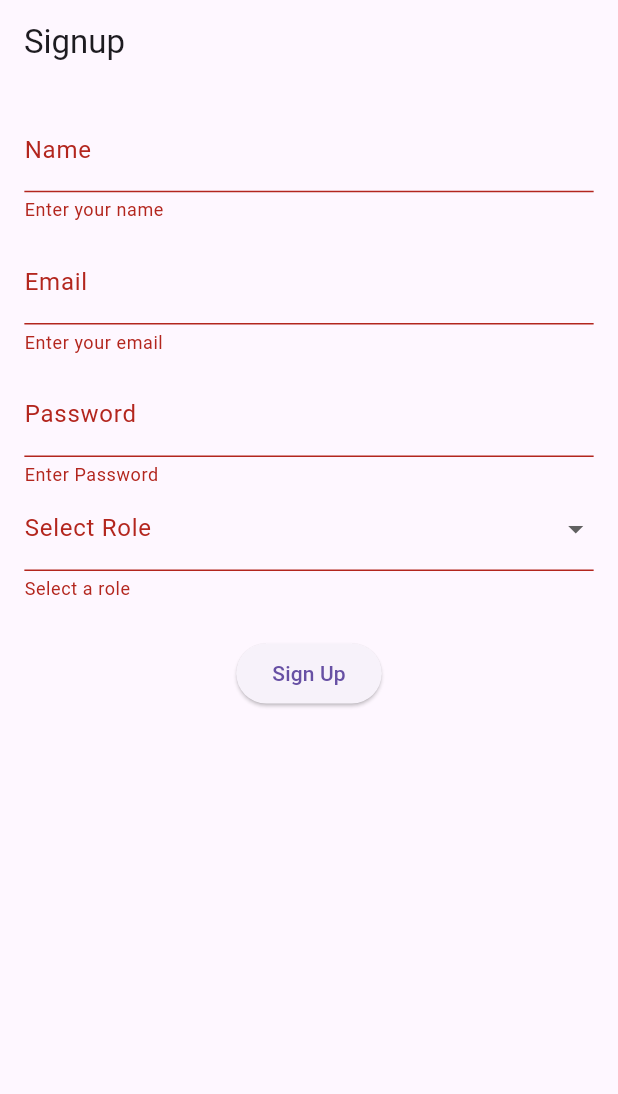
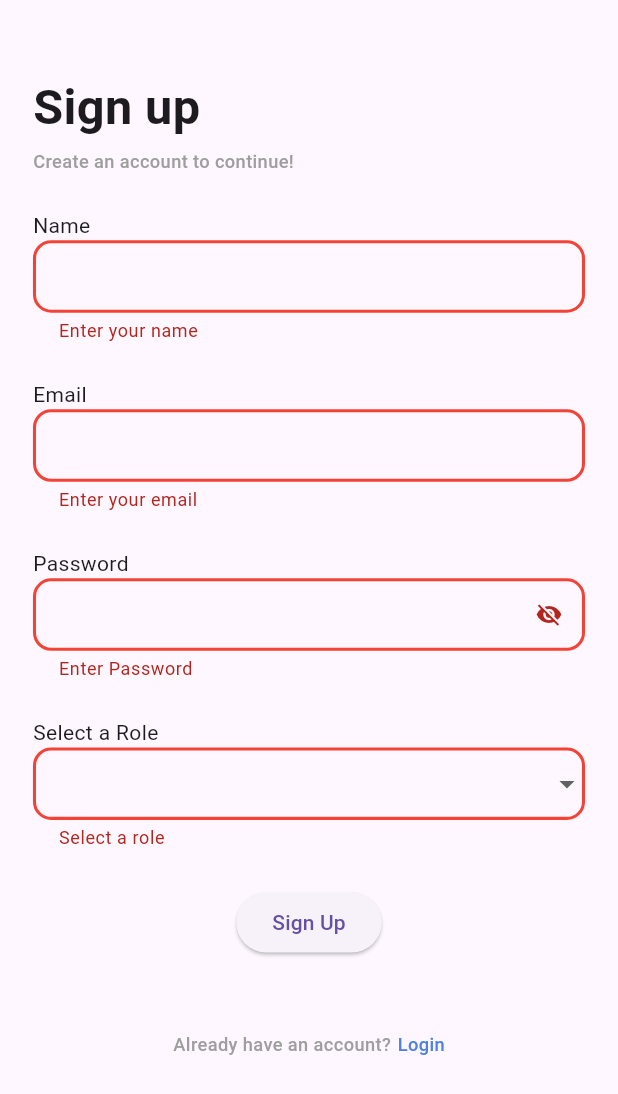
Before and after one commit to mohamed-yaseen13/souq, a Flutter app: the screen it shows after launch, after a tap on "Sign Up", on a phone screen of 412 x 824 dp. Shown: the top 1094 px of the screen. Run offline on Flutter 3.47's test engine with Material 3 defaults, Android fonts, the phone set to English and light mode, and no system bars; our stand-ins replace cloud_firestore, firebase_auth, firebase_core, flutter_bloc, flutter_screenutil, freezed_annotation and 1 more; accounts and stored records are empty.

Commit message:
Refactor Signup Screen UI

```diff
--- /dev/null
+++ b/lib/core/constants/app_constants.dart
@@ -0,0 +1,3 @@
+class AppConstants {
+  static const List<String> roles = ['customer', 'delivery man', 'seller'];
+}
--- /dev/null
+++ b/lib/core/widgets/app_text_form_field.dart
@@ -0,0 +1,63 @@
+import 'package:flutter/material.dart';
+import 'package:flutter_screenutil/flutter_screenutil.dart';
+
+class AppTextFormField extends StatelessWidget {
+  final TextEditingController controller;
+  final String label;
+  final Function(String?) validator;
+  final bool isObscureText;
+  final Widget? suffixIcon;
+  final TextInputType? textInputType;
+
+  const AppTextFormField({
+    super.key,
+    required this.controller,
+    required this.label,
+    required this.validator,
+    this.isObscureText = false,
+    this.suffixIcon,
+    this.textInputType,
+  });
+
+  @override
+  Widget build(BuildContext context) {
+    return Column(
+      crossAxisAlignment: CrossAxisAlignment.start,
+      children: [
+        Text(label),
+        TextFormField(
+          keyboardType: textInputType,
+          obscureText: isObscureText,
+          controller: controller,
+          decoration: InputDecoration(
+            isDense: true,
+            contentPadding: EdgeInsets.symmetric(
+              horizontal: 12.w,
+              vertical: 12.h,
+            ),
+            enabledBorder: OutlineInputBorder(
+              borderSide: BorderSide(color: Color(0xFFEDF1F3), width: 2.sp),
+              borderRadius: BorderRadius.circular(12.sp),
+            ),
+            focusedBorder: OutlineInputBorder(
+              borderSide: BorderSide(color: Color(0xFFEDF1F3), width: 2.sp),
+              borderRadius: BorderRadius.circular(12.sp),
+            ),
+            errorBorder: OutlineInputBorder(
+              borderSide: BorderSide(color: Colors.red, width: 2.sp),
+              borderRadius: BorderRadius.circular(12.sp),
+            ),
+            focusedErrorBorder: OutlineInputBorder(
+              borderSide: BorderSide(color: Colors.red, width: 2.sp),
+              borderRadius: BorderRadius.circular(12.sp),
+            ),
+            suffixIcon: suffixIcon,
+          ),
+          validator: (value) {
+            return validator(value);
+          },
+        ),
+      ],
+    );
+  }
+}
--- a/lib/features/signup/ui/signup_screen.dart
+++ b/lib/features/signup/ui/signup_screen.dart
@@ -4,34 +4,40 @@ import 'package:flutter_screenutil/flutter_screenutil.dart';
 import 'package:souq/core/helpers/extensions.dart';
 import 'package:souq/core/helpers/spacing.dart';
 import 'package:souq/core/routing/app_routes.dart';
-import 'package:souq/features/signup/data/signup_request_model.dart';
 import 'package:souq/features/signup/logic/cubit/signup_cubit.dart';
 import 'package:souq/features/signup/logic/cubit/signup_state.dart';
+import 'package:souq/features/signup/ui/widgets/signup_form.dart';
 
-class SignupScreen extends StatefulWidget {
+class SignupScreen extends StatelessWidget {
   const SignupScreen({super.key});
-
-  @override
-  State<SignupScreen> createState() => _SignupScreenState();
-}
-
-class _SignupScreenState extends State<SignupScreen> {
-  final _formKey = GlobalKey<FormState>();
-
-  final _nameController = TextEditingController();
-  final _emailController = TextEditingController();
-  final _passwordController = TextEditingController();
-  String? _selectedRole;
-
-  final List<String> roles = ['customer', 'delivery man', 'seller'];
 
   @override
   Widget build(BuildContext context) {
     return Scaffold(
-      appBar: AppBar(title: const Text('Signup')),
-      body: Padding(
-        padding: EdgeInsets.all(16.sp),
-        child: BlocConsumer<SignupCubit, SignupState>(
+      body: SafeArea(
+        child: SingleChildScrollView(
+          child: Padding(
+            padding: EdgeInsets.symmetric(vertical: 48.h, horizontal: 20.w),
+            child: Column(
+              crossAxisAlignment: CrossAxisAlignment.start,
+              children: [
+                Text(
+                  'Sign up',
+                  style: TextStyle(
+                    fontSize: 32.sp,
+                    fontWeight: FontWeight.bold,
+                  ),
+                ),
+                verticalSpace(4),
+                Text(
+                  'Create an account to continue!',
+                  style: TextStyle(
+                    fontSize: 12.sp,
+                    fontWeight: FontWeight.w500,
+                    color: Colors.grey,
+                  ),
+                ),
+                BlocConsumer<SignupCubit, SignupState>(
                   listener: (context, state) {
                     if (state is SignupSuccess) {
                       context.pushReplacementNamed(AppRoutes.home);
@@ -42,80 +48,40 @@ class _SignupScreenState extends State<SignupScreen> {
                     }
                   },
                   builder: (context, state) {
-            return SingleChildScrollView(
-              child: Form(
-                key: _formKey,
-                child: Column(
+                    return SignupForm(signupState: state);
+                  },
+                ),
+                verticalSpace(48),
+                Row(
+                  mainAxisAlignment: MainAxisAlignment.center,
                   children: [
-                    TextFormField(
-                      controller: _nameController,
-                      decoration: const InputDecoration(labelText: 'Name'),
-                      validator: (value) =>
-                          value!.isEmpty ? 'Enter your name' : null,
+                    Text(
+                      'Already have an account?',
+                      style: TextStyle(
+                        fontSize: 12.sp,
+                        fontWeight: FontWeight.w500,
+                        color: Colors.grey,
                       ),
-                    verticalSpace(12),
-                    TextFormField(
-                      controller: _emailController,
-                      decoration: const InputDecoration(labelText: 'Email'),
-                      keyboardType: TextInputType.emailAddress,
-                      validator: (value) =>
-                          value!.isEmpty ? 'Enter your email' : null,
                     ),
-                    verticalSpace(12),
-                    TextFormField(
-                      controller: _passwordController,
-                      decoration: const InputDecoration(labelText: 'Password'),
-                      keyboardType: TextInputType.visiblePassword,
-                      validator: (value) =>
-                          value!.isEmpty ? 'Enter Password' : null,
+                    horizontalSpace(4),
+                    InkWell(
+                      onTap: () {},
+                      child: Text(
+                        'Login',
+                        style: TextStyle(
+                          fontSize: 12.sp,
+                          fontWeight: FontWeight.w500,
+                          color: Color(0xFF4D81E7),
                         ),
-                    DropdownButtonFormField<String>(
-                      value: _selectedRole,
-                      decoration: const InputDecoration(
-                        labelText: 'Select Role',
                       ),
-                      items: roles.map((role) {
-                        return DropdownMenuItem(value: role, child: Text(role));
-                      }).toList(),
-                      onChanged: (value) =>
-                          setState(() => _selectedRole = value),
-                      validator: (value) =>
-                          value == null ? 'Select a role' : null,
                     ),
-                    verticalSpace(24),
-                    state is SignupLoading
-                        ? const CircularProgressIndicator()
-                        : ElevatedButton(
-                            onPressed: () {
-                              if (_formKey.currentState!.validate()) {
-                                final request = SignupRequestModel(
-                                  name: _nameController.text,
-                                  email: _emailController.text,
-                                  password: _passwordController.text,
-                                  role: _selectedRole!,
-                                );
-                                context.read<SignupCubit>().signupWithEmail(
-                                  request,
-                                );
-                              }
-                            },
-                            child: const Text('Sign Up'),
+                  ],
                 ),
               ],
             ),
           ),
-            );
-          },
         ),
       ),
     );
   }
-
-  @override
-  void dispose() {
-    _nameController.dispose();
-    _emailController.dispose();
-    _passwordController.dispose();
-    super.dispose();
 }
-}
--- /dev/null
+++ b/lib/features/signup/ui/widgets/email_text_form_field.dart
@@ -0,0 +1,27 @@
+import 'package:flutter/material.dart';
+import 'package:souq/core/widgets/app_text_form_field.dart';
+
+class EmailTextFormField extends StatelessWidget {
+  final TextEditingController emailController;
+
+  const EmailTextFormField({super.key, required this.emailController});
+
+  @override
+  Widget build(BuildContext context) {
+    return AppTextFormField(
+      textInputType: TextInputType.emailAddress,
+      controller: emailController,
+      label: 'Email',
+      validator: (value) {
+        if (value == null || value.isEmpty) {
+          return 'Enter your email';
+        }
+        final emailRegex = RegExp(r'^[\w-\.]+@([\w-]+\.)+[\w-]{2,4}$');
+        if (!emailRegex.hasMatch(value)) {
+          return 'Enter a valid email';
+        }
+        return null;
+      },
+    );
+  }
+}
--- /dev/null
+++ b/lib/features/signup/ui/widgets/name_text_form_field.dart
@@ -0,0 +1,17 @@
+import 'package:flutter/material.dart';
+import 'package:souq/core/widgets/app_text_form_field.dart';
+
+class NameTextFormField extends StatelessWidget {
+  final TextEditingController nameController;
+
+  const NameTextFormField({super.key, required this.nameController});
+
+  @override
+  Widget build(BuildContext context) {
+    return AppTextFormField(
+      controller: nameController,
+      label: 'Name',
+      validator: (value) => value!.isEmpty ? 'Enter your name' : null,
+    );
+  }
+}
--- /dev/null
+++ b/lib/features/signup/ui/widgets/password_text_form_field.dart
@@ -0,0 +1,41 @@
+import 'package:flutter/material.dart';
+import 'package:souq/core/widgets/app_text_form_field.dart';
+
+class PasswordTextFormField extends StatefulWidget {
+  final TextEditingController passwordController;
+
+  const PasswordTextFormField({super.key, required this.passwordController});
+
+  @override
+  State<PasswordTextFormField> createState() => _PasswordTextFormFieldState();
+}
+
+class _PasswordTextFormFieldState extends State<PasswordTextFormField> {
+  bool isObscureText = true;
+
+  @override
+  Widget build(BuildContext context) {
+    return AppTextFormField(
+      isObscureText: isObscureText,
+      controller: widget.passwordController,
+      label: 'Password',
+      validator: (value) {
+        if (value == null || value.isEmpty) {
+          return 'Enter Password';
+        }
+        if (value.length < 6) {
+          return 'Password must be at least 6 characters';
+        }
+        return null;
+      },
+      suffixIcon: GestureDetector(
+        onTap: () {
+          setState(() {
+            isObscureText = !isObscureText;
+          });
+        },
+        child: Icon(isObscureText ? Icons.visibility_off : Icons.visibility),
+      ),
+    );
+  }
+}
--- /dev/null
+++ b/lib/features/signup/ui/widgets/role_drop_down.dart
@@ -0,0 +1,55 @@
+import 'package:flutter/material.dart';
+import 'package:flutter_screenutil/flutter_screenutil.dart';
+import 'package:souq/core/constants/app_constants.dart';
+
+class RoleDropDown extends StatelessWidget {
+  final ValueChanged<String?> onChanged;
+  final String? selectedRole;
+
+  const RoleDropDown({
+    super.key,
+    required this.onChanged,
+    required this.selectedRole,
+  });
+
+  @override
+  Widget build(BuildContext context) {
+    return Column(
+      crossAxisAlignment: CrossAxisAlignment.start,
+      children: [
+        Text('Select a Role'),
+        DropdownButtonFormField<String>(
+          value: selectedRole,
+          decoration: InputDecoration(
+            isDense: true,
+            contentPadding: EdgeInsets.symmetric(
+              horizontal: 12.w,
+              vertical: 12.h,
+            ),
+            enabledBorder: OutlineInputBorder(
+              borderSide: BorderSide(color: Color(0xFFEDF1F3), width: 2.sp),
+              borderRadius: BorderRadius.circular(12.sp),
+            ),
+            focusedBorder: OutlineInputBorder(
+              borderSide: BorderSide(color: Color(0xFFEDF1F3), width: 2.sp),
+              borderRadius: BorderRadius.circular(12.sp),
+            ),
+            errorBorder: OutlineInputBorder(
+              borderSide: BorderSide(color: Colors.red, width: 2.sp),
+              borderRadius: BorderRadius.circular(12.sp),
+            ),
+            focusedErrorBorder: OutlineInputBorder(
+              borderSide: BorderSide(color: Colors.red, width: 2.sp),
+              borderRadius: BorderRadius.circular(12.sp),
+            ),
+          ),
+          items: AppConstants.roles.map((role) {
+            return DropdownMenuItem(value: role, child: Text(role));
+          }).toList(),
+          onChanged: onChanged,
+          validator: (value) => value == null ? 'Select a role' : null,
+        ),
+      ],
+    );
+  }
+}
--- /dev/null
+++ b/lib/features/signup/ui/widgets/signup_button.dart
@@ -0,0 +1,39 @@
+import 'package:flutter/material.dart';
+import 'package:flutter_bloc/flutter_bloc.dart';
+import 'package:souq/features/signup/data/signup_request_model.dart';
+import 'package:souq/features/signup/logic/cubit/signup_cubit.dart';
+
+class SignupButton extends StatelessWidget {
+  final GlobalKey<FormState> formKey;
+  final TextEditingController nameController;
+  final TextEditingController emailController;
+  final TextEditingController passwordController;
+  final String? selectedRole;
+
+  const SignupButton({
+    super.key,
+    required this.emailController,
+    required this.nameController,
+    required this.passwordController,
+    required this.selectedRole,
+    required this.formKey,
+  });
+
+  @override
+  Widget build(BuildContext context) {
+    return ElevatedButton(
+      onPressed: () {
+        if (formKey.currentState!.validate()) {
+          final request = SignupRequestModel(
+            name: nameController.text,
+            email: emailController.text,
+            password: passwordController.text,
+            role: selectedRole!,
+          );
+          context.read<SignupCubit>().signupWithEmail(request);
+        }
+      },
+      child: const Text('Sign Up'),
+    );
+  }
+}
--- /dev/null
+++ b/lib/features/signup/ui/widgets/signup_form.dart
@@ -0,0 +1,58 @@
+import 'package:flutter/material.dart';
+import 'package:souq/core/helpers/spacing.dart';
+import 'package:souq/features/signup/logic/cubit/signup_state.dart';
+import 'package:souq/features/signup/ui/widgets/email_text_form_field.dart';
+import 'package:souq/features/signup/ui/widgets/name_text_form_field.dart';
+import 'package:souq/features/signup/ui/widgets/password_text_form_field.dart';
+import 'package:souq/features/signup/ui/widgets/role_drop_down.dart';
+import 'package:souq/features/signup/ui/widgets/signup_button.dart';
+
+class SignupForm extends StatefulWidget {
+  final SignupState signupState;
+
+  const SignupForm({super.key, required this.signupState});
+
+  @override
+  State<SignupForm> createState() => _SignupFormState();
+}
+
+class _SignupFormState extends State<SignupForm> {
+  final _formKey = GlobalKey<FormState>();
+  final _nameController = TextEditingController();
+  final _emailController = TextEditingController();
+  final _passwordController = TextEditingController();
+
+  String? _selectedRole;
+
+  @override
+  Widget build(BuildContext context) {
+    return Form(
+      key: _formKey,
+      child: Column(
+        children: [
+          verticalSpace(24),
+          NameTextFormField(nameController: _nameController),
+          verticalSpace(24),
+          EmailTextFormField(emailController: _emailController),
+          verticalSpace(24),
+          PasswordTextFormField(passwordController: _passwordController),
+          verticalSpace(24),
+          RoleDropDown(
+            onChanged: (value) => setState(() => _selectedRole = value),
+            selectedRole: _selectedRole,
+          ),
+          verticalSpace(24),
+          widget.signupState is SignupLoading
+              ? const CircularProgressIndicator()
+              : SignupButton(
+                  formKey: _formKey,
+                  nameController: _nameController,
+                  emailController: _emailController,
+                  passwordController: _passwordController,
+                  selectedRole: _selectedRole,
+                ),
+        ],
+      ),
+    );
+  }
+}
--- a/pubspec.yaml
+++ b/pubspec.yaml
@@ -16,7 +16,7 @@ publish_to: 'none' # Remove this line if you wish to publish to pub.dev
 # https://developer.apple.com/library/archive/documentation/General/Reference/InfoPlistKeyReference/Articles/CoreFoundationKeys.html
 # In Windows, build-name is used as the major, minor, and patch parts
 # of the product and file versions while build-number is used as the build suffix.
-version: 1.0.3+1
+version: 1.0.4+1
 
 environment:
   sdk: ^3.8.1
```
Also changed, not shown: 1 other file. Lines whose indentation alone changed are shown as unchanged.
